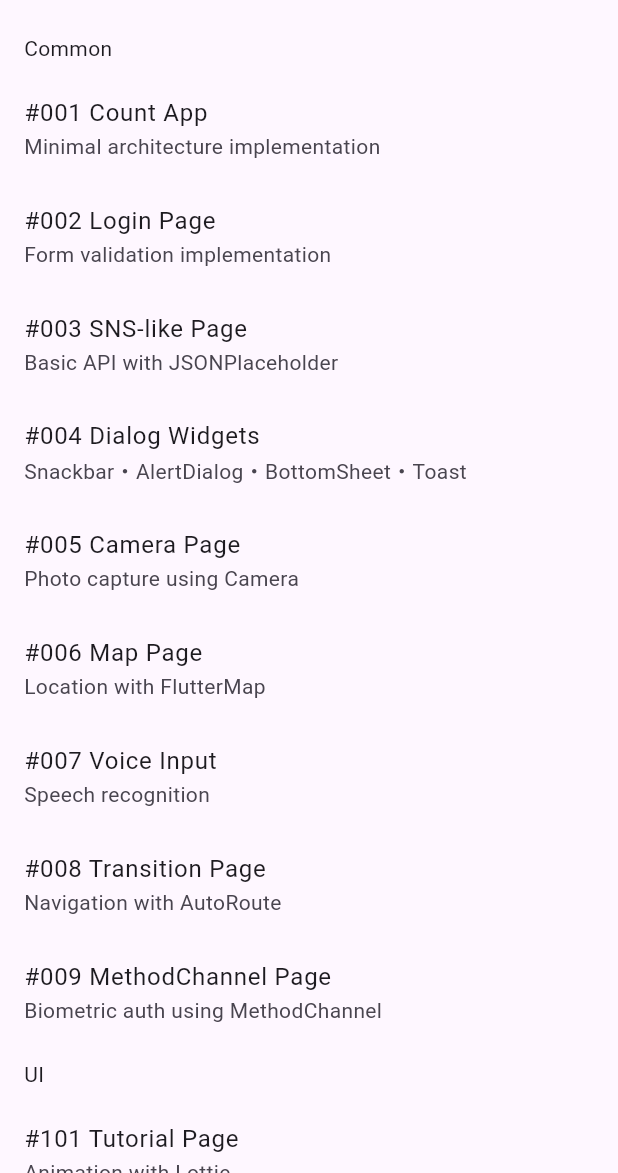
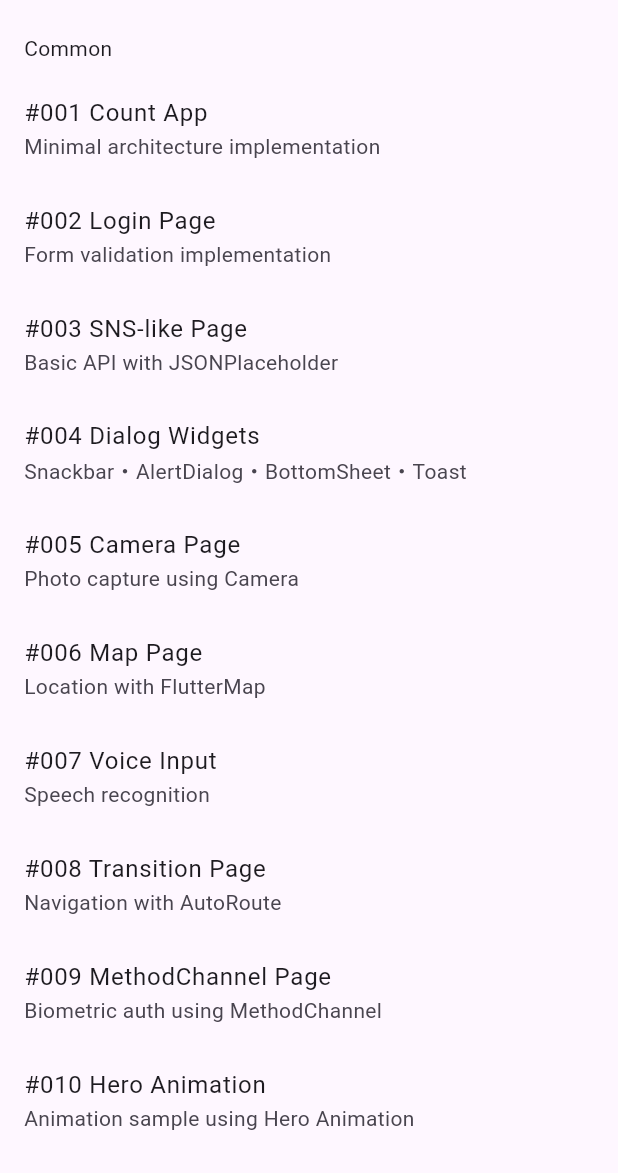
Before and after one commit to sakata-yu/flutter_catalog_app, a Flutter app: the screen it shows after launch, on a phone screen of 412 x 824 dp, the part 63-1236 px from its top. Run offline on Flutter 3.47's test engine with Material 3 defaults, Android fonts, the light colour scheme and no system bars; our stand-ins replace auto_route, camera, dio, firebase_core, flutter_hooks, flutter_map and 10 more; missing offline and left inert: android_intent_plus; accounts and stored records are empty; generated files the repository leaves out were written again.

Commit message:
010.Heroアニメーション

```diff
--- a/lib/core/config/app_constants.dart
+++ b/lib/core/config/app_constants.dart
@@ -66,4 +66,6 @@
 
   static const String catalogItemKeyTitle = 'title';
   static const String catalogItemsKeyItems = 'items';
+
+  static const String heroAnimationKey = 'hero_animation';
 }
--- a/lib/core/config/catalog_items.dart
+++ b/lib/core/config/catalog_items.dart
@@ -65,6 +65,11 @@
     detail: (BuildContext context) => context.l10n.method_channel_detail,
     route: const MethodChannelRoute(),
   ),
+  CatalogItem(
+    title: (BuildContext context) => context.l10n.hero_animation_title,
+    detail: (BuildContext context) => context.l10n.hero_animation_detail,
+    route: const HeroAnimationRoute(),
+  ),
 ];
 
 List<CatalogItem> uiCatalogItems = <CatalogItem>[
--- a/lib/core/router/app_router.dart
+++ b/lib/core/router/app_router.dart
@@ -1,6 +1,9 @@
 import 'package:auto_route/auto_route.dart';
 import 'package:catalog_app_flutter/features/catalog009/method_channel/method_channel_page.dart';
+import 'package:flutter/material.dart';
 
+import '../../features/catalog010/hero_animation/hero_animation_page.dart';
+import '../../features/catalog010/hero_animation/view/hero_animation_detail_page.dart';
 /**
  * ルーティング設定するページ一覧
  */
@@ -52,6 +55,8 @@
         AutoRoute(page: CupertinoSampleRoute.page),
         AutoRoute(page: CupertinoScrollbarRoute.page),
         AutoRoute(page: MethodChannelRoute.page),
+        AutoRoute(page: HeroAnimationRoute.page),
+        AutoRoute(page: HeroAnimationDetailRoute.page),
 
         /// #008 画面遷移画面用
         AutoRoute(page: TransitionSimpleRoute.page),
--- a/lib/l10n/app_en.arb
+++ b/lib/l10n/app_en.arb
@@ -18,6 +18,8 @@
   "transition_detail": "Navigation with AutoRoute",
   "method_channel_title": "#009 MethodChannel Page",
   "method_channel_detail": "Biometric auth using MethodChannel",
+  "hero_animation_title": "#010 Hero Animation",
+  "hero_animation_detail": "Animation sample using Hero Animation",
   "tutorial_title": "#101 Tutorial Page",
   "tutorial_detail": "Animation with Lottie",
   "responsive_title": "#102 Responsive UI",
--- a/lib/l10n/app_ja.arb
+++ b/lib/l10n/app_ja.arb
@@ -18,6 +18,8 @@
   "transition_detail": "AutoRouteを使った画面遷移",
   "method_channel_title": "#009 MethodChannel",
   "method_channel_detail": "MethodChannelを使った生体認証",
+  "hero_animation_title": "#010 Hero アニメーション",
+  "hero_animation_detail": "Heroアニメーションを使った遷移アニメーション",
   "tutorial_title": "#101 チュートリアル画面",
   "tutorial_detail": "Lottieを使ったアニメーション",
   "responsive_title": "#102 レスポンシブUI",
```
Also changed, not shown: lib/features/catalog010/hero_animation/hero_animation_page.dart (added, +40 -0 lines), lib/features/catalog010/hero_animation/view/hero_animation_detail_page.dart (added, +30 -0 lines), assets/images/sample.jpg (added), 2 other files.
